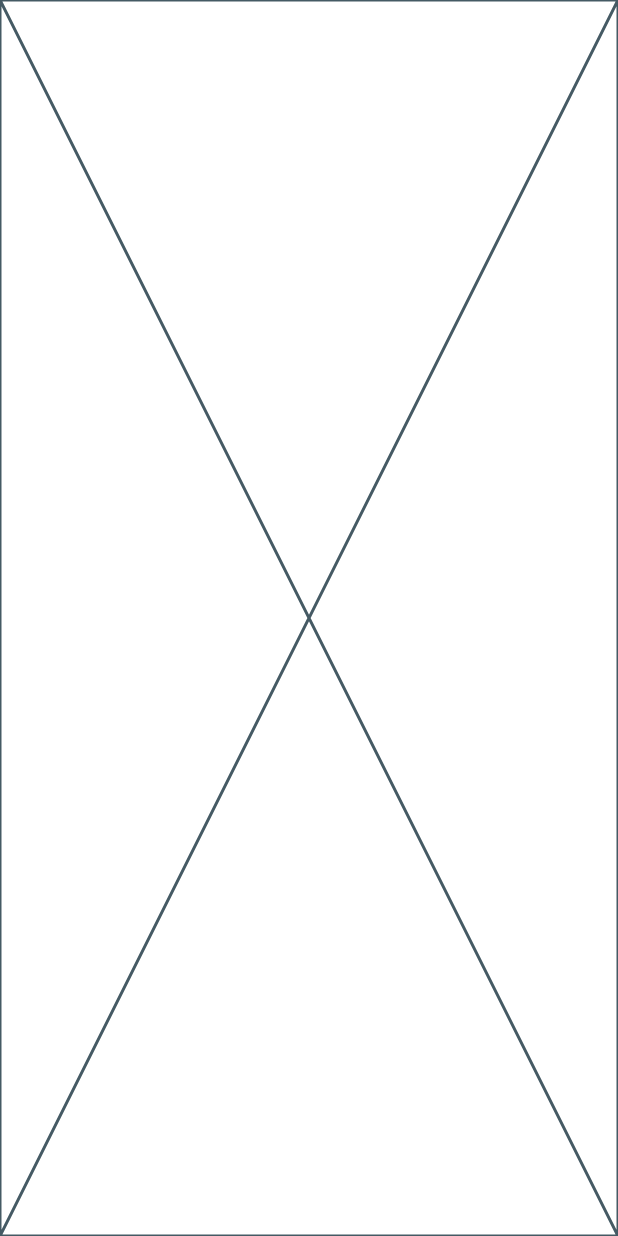
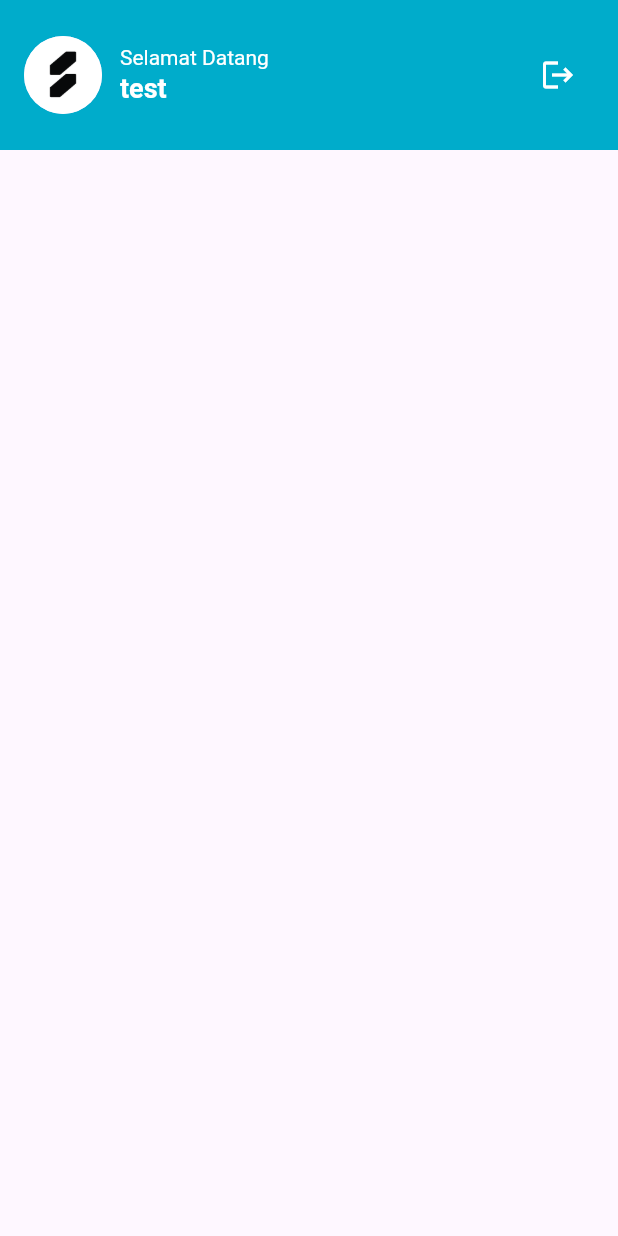
Before and after one commit to hi-lufz1/20220140181_UCP1Flutter, a Flutter app: the screen it shows after launch, on a phone screen of 412 x 824 dp. Run offline on Flutter 3.47's test engine with Material 3 defaults, Android fonts, the phone set to English and light mode, and no system bars.

Commit message:
membuat app bar untuk homepage

```diff
--- /dev/null
+++ b/lib/home/home_page.dart
@@ -0,0 +1,45 @@
+import 'package:flutter/material.dart';
+
+class HomePage extends StatelessWidget {
+  const HomePage({super.key});
+
+  @override
+  Widget build(BuildContext context) {
+    return Scaffold(
+     appBar: AppBar(
+        backgroundColor:  Color.fromRGBO(0, 172, 203, 1),
+        toolbarHeight: 100,
+        automaticallyImplyLeading: false,
+        title: Row(
+          children: [
+            CircleAvatar(
+              backgroundImage: AssetImage("assets/images/cosmo_square.png"),
+              radius: 26,
+            ),
+            const SizedBox(width: 12),
+            Column(
+              crossAxisAlignment: CrossAxisAlignment.start,
+              children: const [
+                Text(
+                  "Selamat Datang",
+                  style: TextStyle(color: Colors.white, fontSize: 14),
+                ),
+                Text(
+                  "test",
+                  style: TextStyle(color: Colors.white, fontSize: 18, fontWeight: FontWeight.bold),
+                ),
+              ],
+            ),
+            Spacer(),
+            IconButton(
+              icon: Icon(Icons.logout, color: Colors.white),
+              onPressed: () {
+              },
+            ),
+          ],
+        ),
+      ),
+
+    );
+  }
+}
--- a/lib/main.dart
+++ b/lib/main.dart
@@ -1,7 +1,7 @@
 import 'package:flutter/material.dart';
 import 'package:ucp1/auth/login_page.dart';
 import 'package:ucp1/auth/register_page.dart';
-import 'package:ucp1/pages/home_page.dart';
+import 'package:ucp1/home/home_page.dart';
 
 void main() {
   runApp(const MyApp());
--- a/lib/pages/home_page.dart
+++ /dev/null
@@ -1,10 +0,0 @@
-import 'package:flutter/material.dart';
-
-class HomePage extends StatelessWidget {
-  const HomePage({super.key});
-
-  @override
-  Widget build(BuildContext context) {
-    return const Placeholder();
-  }
-}
```
